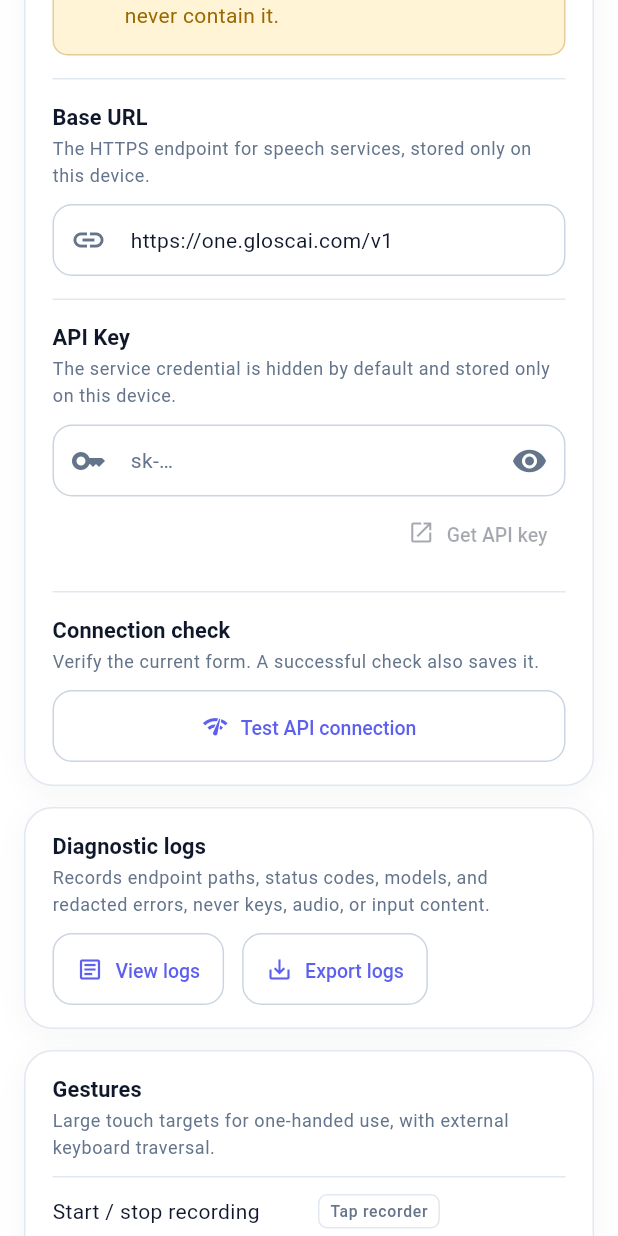
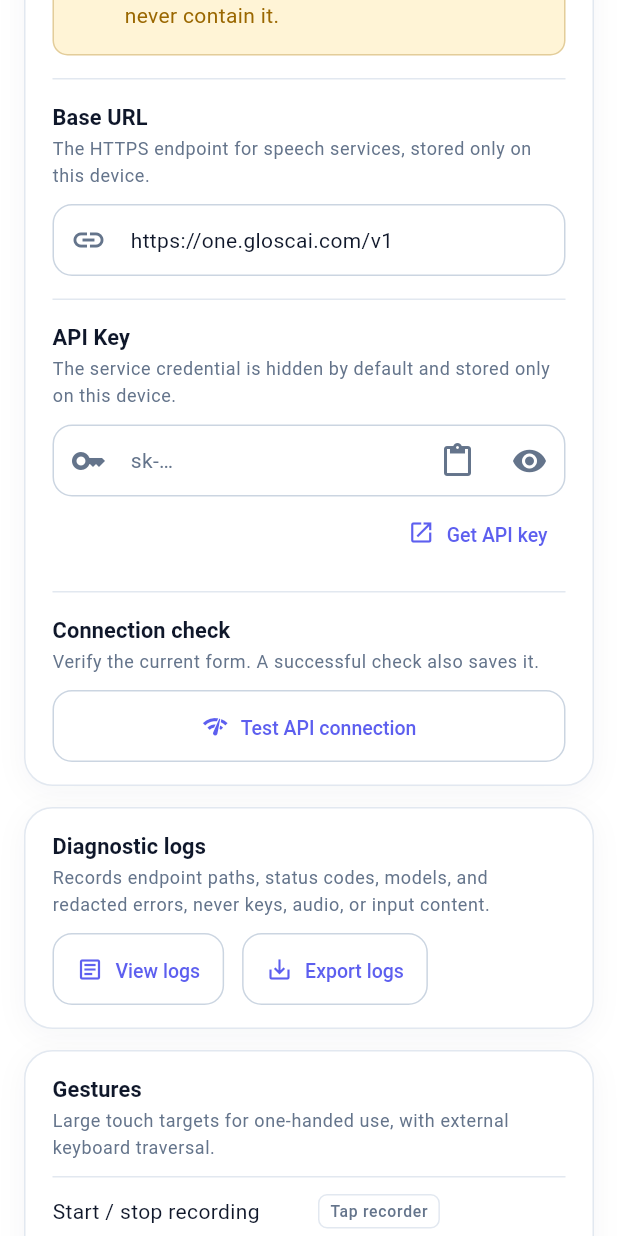
Before and after one commit to glosc-ai/voxflow, a Flutter app: the SettingsScreen screen opened directly, scrolled down 1152 dp, on a phone screen of 412 x 824 dp. Run offline on Flutter 3.47's test engine with Material 3 defaults, Android fonts, the phone set to English and light mode, and no system bars; our stand-ins replace audioplayers, dio, file_picker, flutter_riverpod, permission_handler, shared_preferences and 2 more; missing offline and left inert: ffmpeg_kit_extended_flutter, record; accounts and stored records are empty; Roboto replaces fonts that are missing (Cascadia Code).

Commit message:
fix(settings): 修复隐藏 API Key 输入框无法粘贴
- 支持通过 Ctrl+V、Shift+Insert 和粘贴按钮输入 API Key
- 按当前文本选区插入剪贴板内容
- 保持密钥内容遮蔽和无障碍语义脱敏
- 补充 Windows 粘贴、密钥保存及遮蔽显示测试

```diff
--- a/lib/features/settings/views/settings_screen.dart
+++ b/lib/features/settings/views/settings_screen.dart
@@ -1,3 +1,5 @@
+import 'dart:async';
+
 import 'package:flutter/material.dart';
 import 'package:flutter/semantics.dart';
 import 'package:flutter/services.dart';
@@ -137,6 +139,12 @@
           if (!interactionsDisabled) {
             _submit(testConnection: false);
           }
+        },
+        if (_obscureApiKey && _apiKeyFocusNode.hasFocus) ...{
+          const SingleActivator(LogicalKeyboardKey.keyV, control: true):
+              _pasteFocusedApiKey,
+          const SingleActivator(LogicalKeyboardKey.insert, shift: true):
+              _pasteFocusedApiKey,
         },
       },
       child: Focus(
@@ -289,19 +297,8 @@
                                                   ))
                                           : _apiKeyController.text,
                                       onTap: _apiKeyFocusNode.requestFocus,
-                                      customSemanticsActions: {
-                                        CustomSemanticsAction(
-                                          label: _obscureApiKey
-                                              ? l10n.text(
-                                                  zh: '显示密钥',
-                                                  en: 'Show API key',
-                                                )
-                                              : l10n.text(
-                                                  zh: '隐藏密钥',
-                                                  en: 'Hide API key',
-                                                ),
-                                        ): _toggleApiKeyVisibility,
-                                      },
+                                      customSemanticsActions:
+                                          _apiKeySemanticsActions(l10n),
                                       onSetText: (value) {
                                         setState(() {
                                           _apiKeyController
@@ -329,23 +326,8 @@
                                           decoration: InputDecoration(
                                             labelText: 'API Key',
                                             prefixIcon: const Icon(Icons.key),
-                                            suffixIcon: IconButton(
-                                              tooltip: _obscureApiKey
-                                                  ? l10n.text(
-                                                      zh: '显示密钥',
-                                                      en: 'Show API key',
-                                                    )
-                                                  : l10n.text(
-                                                      zh: '隐藏密钥',
-                                                      en: 'Hide API key',
-                                                    ),
-                                              onPressed:
-                                                  _toggleApiKeyVisibility,
-                                              icon: Icon(
-                                                _obscureApiKey
-                                                    ? Icons.visibility
-                                                    : Icons.visibility_off,
-                                              ),
+                                            suffixIcon: _buildApiKeySuffix(
+                                              l10n,
                                             ),
                                           ),
                                           validator: (value) =>
@@ -1730,6 +1712,44 @@
     );
   }
 
+  Map<CustomSemanticsAction, VoidCallback> _apiKeySemanticsActions(
+    AppLocalizations l10n,
+  ) {
+    return {
+      CustomSemanticsAction(
+        label: _obscureApiKey
+            ? l10n.text(zh: '显示密钥', en: 'Show API key')
+            : l10n.text(zh: '隐藏密钥', en: 'Hide API key'),
+      ): _toggleApiKeyVisibility,
+      if (_obscureApiKey)
+        CustomSemanticsAction(
+          label: l10n.text(zh: '粘贴 API Key', en: 'Paste API key'),
+        ): _pasteApiKey,
+    };
+  }
+
+  Widget _buildApiKeySuffix(AppLocalizations l10n) {
+    return Row(
+      mainAxisSize: MainAxisSize.min,
+      children: [
+        if (_obscureApiKey)
+          IconButton(
+            key: const Key('pasteApiKeyButton'),
+            tooltip: l10n.text(zh: '粘贴 API Key', en: 'Paste API key'),
+            onPressed: _pasteApiKey,
+            icon: const Icon(Icons.content_paste_outlined),
+          ),
+        IconButton(
+          tooltip: _obscureApiKey
+              ? l10n.text(zh: '显示密钥', en: 'Show API key')
+              : l10n.text(zh: '隐藏密钥', en: 'Hide API key'),
+          onPressed: _toggleApiKeyVisibility,
+          icon: Icon(_obscureApiKey ? Icons.visibility : Icons.visibility_off),
+        ),
+      ],
+    );
+  }
+
   Widget _buildMobileApiKeyField(AppLocalizations l10n) {
     return Semantics(
       key: const Key('apiKeySemantics'),
@@ -1747,13 +1767,7 @@
                 : l10n.text(zh: '已填写', en: 'Entered'))
           : _apiKeyController.text,
       onTap: _apiKeyFocusNode.requestFocus,
-      customSemanticsActions: {
-        CustomSemanticsAction(
-          label: _obscureApiKey
-              ? l10n.text(zh: '显示密钥', en: 'Show API key')
-              : l10n.text(zh: '隐藏密钥', en: 'Hide API key'),
-        ): _toggleApiKeyVisibility,
-      },
+      customSemanticsActions: _apiKeySemanticsActions(l10n),
       onSetText: (value) {
         setState(() {
           _apiKeyController.value = TextEditingValue(
@@ -1777,15 +1791,7 @@
           decoration: InputDecoration(
             hintText: 'sk-…',
             prefixIcon: const Icon(Icons.key),
-            suffixIcon: IconButton(
-              tooltip: _obscureApiKey
-                  ? l10n.text(zh: '显示密钥', en: 'Show API key')
-                  : l10n.text(zh: '隐藏密钥', en: 'Hide API key'),
-              onPressed: _toggleApiKeyVisibility,
-              icon: Icon(
-                _obscureApiKey ? Icons.visibility : Icons.visibility_off,
-              ),
-            ),
+            suffixIcon: _buildApiKeySuffix(l10n),
           ),
           validator: (value) => value == null || value.trim().isEmpty
               ? l10n.text(zh: '请填写 API Key', en: 'Enter an API key')
@@ -1814,13 +1820,7 @@
                   : l10n.text(zh: '已填写', en: 'Entered'))
             : _apiKeyController.text,
         onTap: _apiKeyFocusNode.requestFocus,
-        customSemanticsActions: {
-          CustomSemanticsAction(
-            label: _obscureApiKey
-                ? l10n.text(zh: '显示密钥', en: 'Show API key')
-                : l10n.text(zh: '隐藏密钥', en: 'Hide API key'),
-          ): _toggleApiKeyVisibility,
-        },
+        customSemanticsActions: _apiKeySemanticsActions(l10n),
         onSetText: (value) {
           setState(() {
             _apiKeyController.value = TextEditingValue(
@@ -1847,15 +1847,7 @@
             decoration: InputDecoration(
               hintText: 'sk-…',
               prefixIcon: const Icon(Icons.key),
-              suffixIcon: IconButton(
-                tooltip: _obscureApiKey
-                    ? l10n.text(zh: '显示密钥', en: 'Show API key')
-                    : l10n.text(zh: '隐藏密钥', en: 'Hide API key'),
-                onPressed: _toggleApiKeyVisibility,
-                icon: Icon(
-                  _obscureApiKey ? Icons.visibility : Icons.visibility_off,
-                ),
-              ),
+              suffixIcon: _buildApiKeySuffix(l10n),
             ),
             validator: (value) => value == null || value.trim().isEmpty
                 ? l10n.text(zh: '请填写 API Key', en: 'Enter an API key')
@@ -2029,6 +2021,53 @@
     setState(() {
       _obscureApiKey = !_obscureApiKey;
       _apiKeyController.masked = _obscureApiKey;
+    });
+  }
+
+  void _pasteFocusedApiKey() {
+    unawaited(_pasteApiKeyFromClipboard());
+  }
+
+  void _pasteApiKey() {
+    _apiKeyFocusNode.requestFocus();
+    unawaited(_pasteApiKeyFromClipboard(requireFocus: false));
+  }
+
+  Future<void> _pasteApiKeyFromClipboard({bool requireFocus = true}) async {
+    ClipboardData? clipboard;
+    try {
+      clipboard = await Clipboard.getData(Clipboard.kTextPlain);
+    } catch (_) {
+      return;
+    }
+    if (!mounted ||
+        !_obscureApiKey ||
+        (requireFocus && !_apiKeyFocusNode.hasFocus) ||
+        clipboard?.text == null) {
+      return;
+    }
+
+    final current = _apiKeyController.value;
+    final currentSelection = current.selection;
+    final selection =
+        currentSelection.isValid &&
+            currentSelection.start <= current.text.length &&
+            currentSelection.end <= current.text.length
+        ? currentSelection
+        : TextSelection.collapsed(offset: current.text.length);
+    final pastedText = clipboard!.text!;
+    final nextText = current.text.replaceRange(
+      selection.start,
+      selection.end,
+      pastedText,
+    );
+    setState(() {
+      _apiKeyController.value = TextEditingValue(
+        text: nextText,
+        selection: TextSelection.collapsed(
+          offset: selection.start + pastedText.length,
+        ),
+      );
     });
   }
 
@@ -2152,7 +2191,6 @@
     _showError(context.l10n.appError(error));
   }
 
-  Future<void> _fetchModels() async {
   Future<void> _openApiKeyPage() async {
     try {
       await ref
@@ -2163,6 +2201,7 @@
     }
   }
 
+  Future<void> _fetchModels() async {
     if (!_formKey.currentState!.validate()) {
       return;
     }
```
Also changed, not shown: 2 other files.
